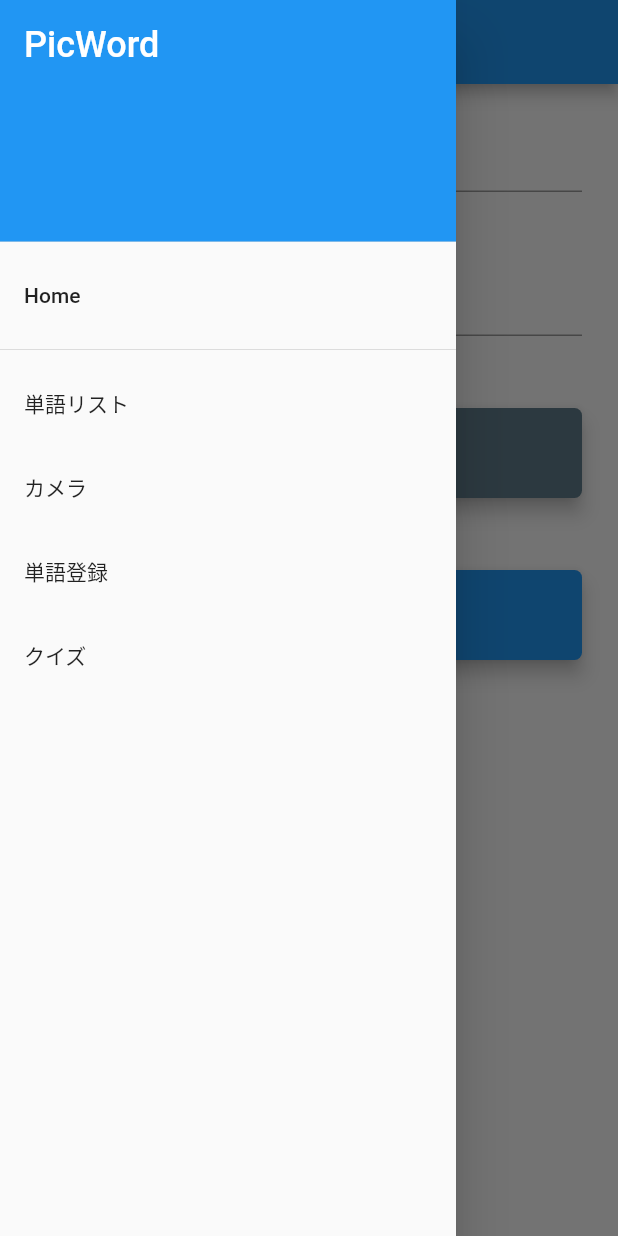
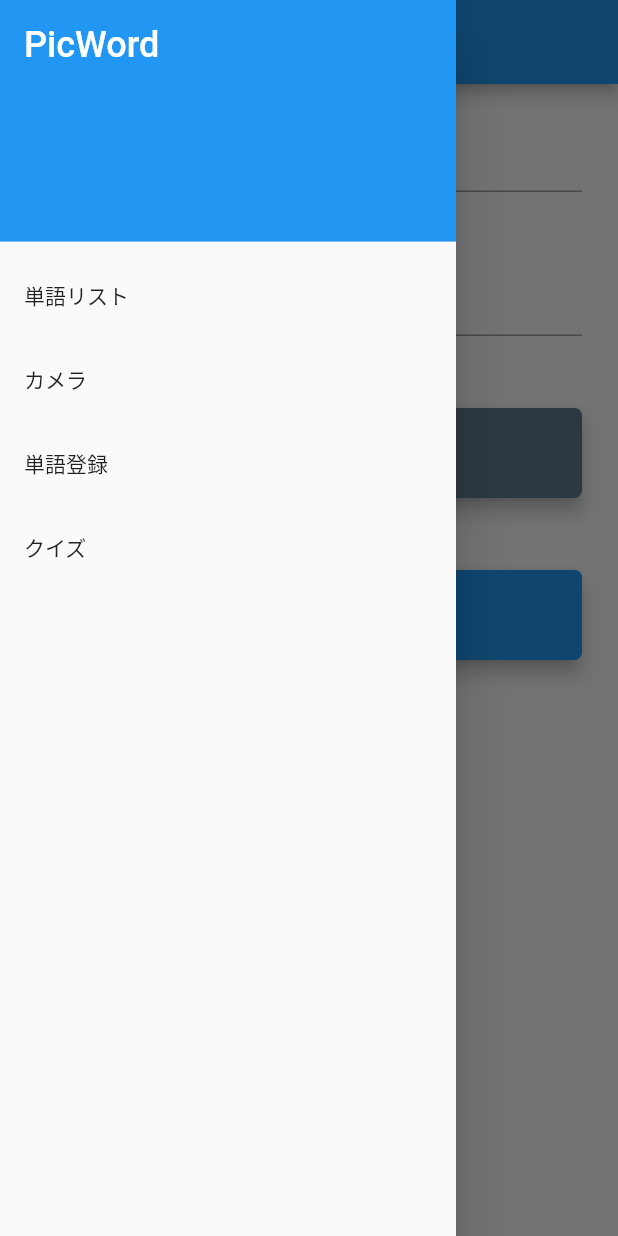
Before and after one commit to hiracky16/pic_word, a Flutter app: the screen it shows after launch, with the side drawer open, on a phone screen of 412 x 824 dp. Run offline on Flutter 3.47's test engine with Material 2 defaults, Android fonts, the phone set to English and light mode, and no system bars; our stand-ins replace cloud_firestore, firebase_auth, image_picker; missing offline and left inert: mlkit; accounts and stored records are empty.

Commit message:
ログイン画面を消す

```diff
--- a/lib/widgets/drawer.dart
+++ b/lib/widgets/drawer.dart
@@ -16,14 +16,6 @@ Widget buildDrawer(BuildContext context) {
             color: Colors.blue,
           ),
         ),
-        ListTile(
-          title: Text('Home'),
-          onTap: () {
-            Navigator.pop(context);
-            Navigator.pushNamed(context, '/login');
-          },
-        ),
-        Divider(),
         ListTile(
           title: Text('単語リスト'),
           onTap: () {
```
